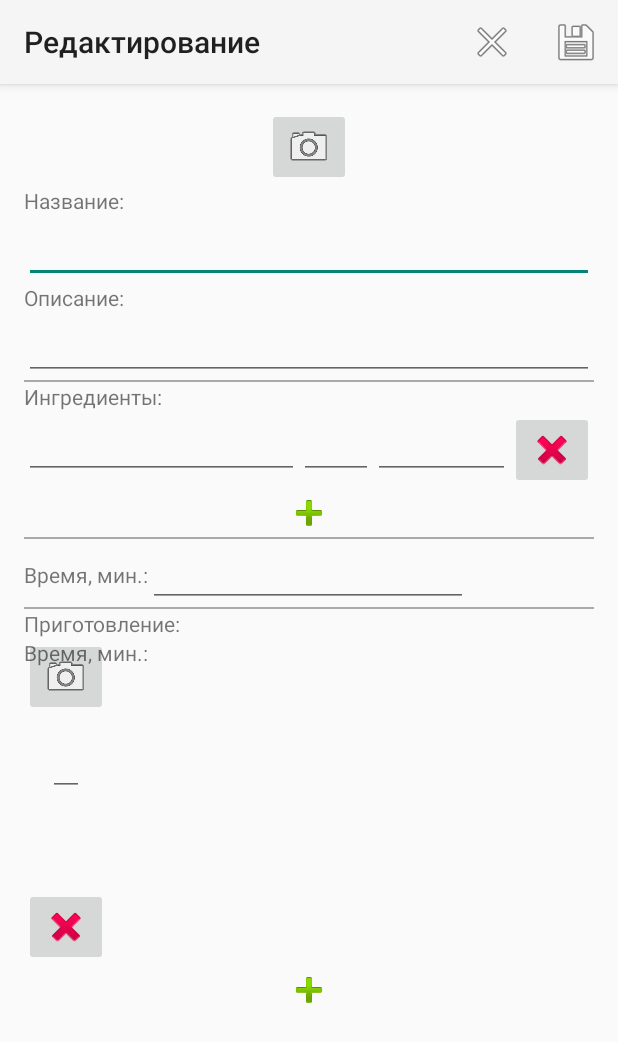
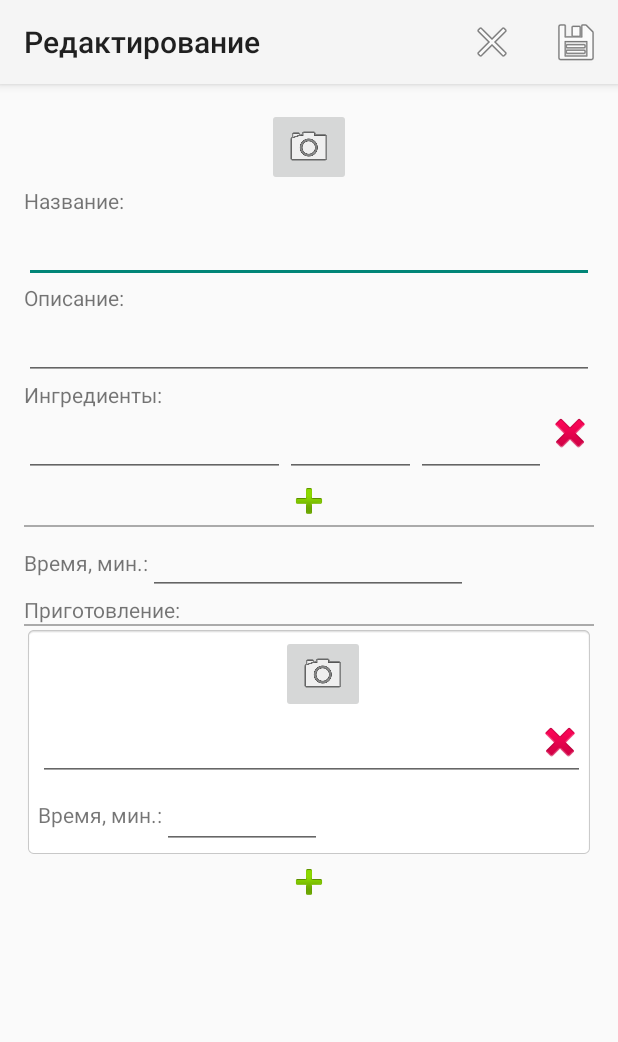
Before and after one commit to elagin/Ladle, an Android app: the EditRecActivity screen opened directly, with no data from a screen before it, on a phone screen of 412 x 824 dp. Shown: the top 1042 px of the screen. Run offline under Robolectric (Android 15) with nearby library versions, the phone set to English and light mode, and no system bars.

Commit message:
Исправления верстки экранов.

```diff
--- a/app/src/main/java/com/pavel/elagin/ladle/Activites/EditRecActivity.java
+++ b/app/src/main/java/com/pavel/elagin/ladle/Activites/EditRecActivity.java
@@ -3,13 +3,13 @@ package com.pavel.elagin.ladle.Activites;
 import android.content.ActivityNotFoundException;
 import android.content.Intent;
 import android.database.Cursor;
-import android.graphics.Bitmap;
 import android.net.Uri;
 import android.os.Build;
 import android.os.Bundle;
 import android.provider.MediaStore;
 import android.support.v7.app.AppCompatActivity;
 import android.support.v7.widget.PopupMenu;
+import android.util.Log;
 import android.view.LayoutInflater;
 import android.view.Menu;
 import android.view.MenuItem;
@@ -150,7 +150,8 @@ public class EditRecActivity extends AppCompatActivity implements View.OnClickLi
                 edit_rec_steps.setText(recipe.getSteps());
             else
                 edit_rec_steps.setVisibility(View.GONE);
-            edit_rec_total_time_count.setText(recipe.getTotalTime().toString());
+            if (recipe.getTotalTime() != null && recipe.getTotalTime().toString().length() > 0)
+                edit_rec_total_time_count.setText(recipe.getTotalTime().toString());
             List<Recipe.Ingredient> ingredientList = recipe.getIngredients();
             for (int i = 0; i < ingredientList.size(); i++) {
                 Recipe.Ingredient item = ingredientList.get(i);
@@ -291,7 +292,7 @@ public class EditRecActivity extends AppCompatActivity implements View.OnClickLi
 
     private void addStep(Recipe.Step step) {
         final int index = edit_rec_steps_table.getChildCount();
-        TableRow row = (TableRow) LayoutInflater.from(this).inflate(R.layout.prepare_step_row_constrain, null);
+        TableRow row = (TableRow) LayoutInflater.from(this).inflate(R.layout.prepare_step_row, null);
         ImageButton image_view_step = (ImageButton) row.findViewById(R.id.step_photo_img);
         image_view_step.setOnClickListener(new View.OnClickListener() {
             @Override
@@ -360,6 +361,10 @@ public class EditRecActivity extends AppCompatActivity implements View.OnClickLi
                     View row = edit_rec_steps_table.getChildAt(i);
                     if (row.getId() == v.getId()) {
                         edit_rec_steps_table.removeViewAt(i);
+                        if (recipeID != null) {
+                            Recipe recipe = MyApp.getRecipe(recipeID);
+                            recipe.deleteStep(v.getId());
+                        }
                         break;
                     }
                 }
@@ -369,7 +374,7 @@ public class EditRecActivity extends AppCompatActivity implements View.OnClickLi
 
     private void addIng(String name, Double count, String unit) {
         final int index = table.getChildCount();
-
+        Log.d(TAG, "addIng: " + String.valueOf(index));
         TableRow row = (TableRow) LayoutInflater.from(this).inflate(R.layout.rec_ing_row, null);
         if (name != null)
             ((TextView) row.findViewById(R.id.ing_name)).setText(name);
@@ -389,8 +394,6 @@ public class EditRecActivity extends AppCompatActivity implements View.OnClickLi
                     View row = table.getChildAt(i);
                     if (row.getId() == v.getId()) {
                         table.removeViewAt(i);
-                        Recipe recipe = MyApp.getRecipe(recipeID);
-                        recipe.deleteStep(v.getId());
                         break;
                     }
                 }
--- a/app/src/main/res/layout/content_edit_rec.xml
+++ b/app/src/main/res/layout/content_edit_rec.xml
@@ -27,6 +27,7 @@
                 android:id="@+id/constraintLayout"
                 android:layout_width="match_parent"
                 android:layout_height="wrap_content">
+
                 <ImageButton
                     android:id="@+id/image_main"
                     android:layout_width="wrap_content"
@@ -34,7 +35,7 @@
                     android:layout_centerHorizontal="true"
                     android:layout_centerVertical="true"
                     android:src="@drawable/ic_menu_camera"
-                    tools:layout_editor_absoluteY="12dp"
+                    tools:layout_editor_absoluteY="109dp"
                     app:layout_constraintLeft_toLeftOf="parent"
                     app:layout_constraintRight_toRightOf="parent" />
 
@@ -78,13 +79,8 @@
                 android:id="@+id/edit_rec_descr"
                 android:layout_width="match_parent"
                 android:layout_height="wrap_content"
-                android:inputType="text"
-                android:minLines="1"/>
-
-            <View
-                android:layout_width="match_parent"
-                android:layout_height="1dp"
-                android:background="@android:color/darker_gray"/>
+                android:scrollHorizontally="false"
+                android:inputType="textMultiLine"/>
 
             <TextView
                 android:id="@+id/textView3"
@@ -129,16 +125,16 @@
                     android:inputType="number"/>
             </LinearLayout>
 
-            <View
-                android:layout_width="match_parent"
-                android:layout_height="1dp"
-                android:background="@android:color/darker_gray"/>
-
             <TextView
                 android:id="@+id/textView5"
                 android:layout_width="wrap_content"
                 android:layout_height="wrap_content"
                 android:text="@string/preparation"/>
+
+            <View
+                android:layout_width="match_parent"
+                android:layout_height="1dp"
+                android:background="@android:color/darker_gray"/>
 
             <EditText
                 android:id="@+id/edit_rec_steps"
@@ -150,6 +146,8 @@
             <TableLayout
                 android:id="@+id/edit_rec_steps_table"
                 android:layout_width="match_parent"
+                android:stretchColumns="*"
+                android:shrinkColumns="*"
                 android:layout_height="wrap_content">
             </TableLayout>
 
--- a/app/src/main/res/layout/prepare_step_row.xml
+++ b/app/src/main/res/layout/prepare_step_row.xml
@@ -1,8 +1,8 @@
 <TableRow xmlns:android="http://schemas.android.com/apk/res/android"
           xmlns:app="http://schemas.android.com/apk/res-auto"
-          xmlns:tools="http://schemas.android.com/tools"
           android:layout_width="match_parent"
           android:layout_height="wrap_content"
+          android:background="@android:drawable/editbox_background_normal"
           android:orientation="horizontal">
 
     <RelativeLayout
@@ -13,14 +13,13 @@
         <LinearLayout
             android:layout_width="match_parent"
             android:layout_height="wrap_content"
-            android:layout_alignParentLeft="false"
-            android:background="@android:color/holo_blue_dark"
-            android:orientation="vertical">
+            android:orientation="vertical"
+            android:layout_alignParentLeft="true"
+            android:layout_toLeftOf="@+id/dell_step">
 
             <RelativeLayout
                 android:layout_width="match_parent"
-                android:layout_height="wrap_content"
-                android:background="@android:color/holo_green_dark">
+                android:layout_height="wrap_content">
 
                 <ImageButton
                     android:id="@+id/step_photo_img"
@@ -44,14 +43,12 @@
                 android:id="@+id/edit_step_descr"
                 android:layout_width="match_parent"
                 android:layout_height="wrap_content"
-                android:inputType="text"
-                />
+                android:scrollHorizontally="false"
+                android:inputType="textMultiLine"/>
 
             <LinearLayout
                 android:layout_width="match_parent"
                 android:layout_height="wrap_content"
-                android:layout_weight="1"
-                android:background="@android:color/holo_orange_dark"
                 android:orientation="horizontal">
 
                 <TextView
@@ -59,7 +56,6 @@
                     android:layout_width="wrap_content"
                     android:layout_height="wrap_content"
                     android:layout_gravity="center_vertical"
-                    android:layout_weight="0"
                     android:text="@string/time"/>
 
                 <EditText
@@ -69,8 +65,7 @@
                     android:layout_gravity="center_vertical"
                     android:ems="5"
                     android:inputType="time"
-                    android:maxLines="1"
-                    android:text="30"/>
+                    android:maxLines="1"/>
 
             </LinearLayout>
 
@@ -87,12 +82,13 @@
             android:id="@+id/dell_step"
             android:layout_width="wrap_content"
             android:layout_height="wrap_content"
-            android:background="@android:color/holo_purple"
             android:onClick="onClick"
             app:srcCompat="@android:drawable/ic_delete"
             android:layout_alignParentLeft="false"
             android:layout_alignParentRight="true"
-            android:layout_centerVertical="true"/>
+            android:layout_centerVertical="true"
+            android:background="@android:color/transparent"
+            android:layout_margin="@dimen/fab_margin"/>
 
     </RelativeLayout>
 
--- a/app/src/main/res/layout/rec_ing_row.xml
+++ b/app/src/main/res/layout/rec_ing_row.xml
@@ -2,7 +2,7 @@
 <TableRow xmlns:android="http://schemas.android.com/apk/res/android"
           xmlns:app="http://schemas.android.com/apk/res-auto"
           android:layout_width="match_parent"
-          android:layout_height="match_parent">
+          android:layout_height="wrap_content">
 
     <LinearLayout
         android:layout_width="wrap_content"
@@ -15,15 +15,14 @@
             android:layout_height="wrap_content"
             android:inputType="text"
             android:ems="10"
-            android:layout_weight="2"
-            />
+            android:layout_weight="2"/>
 
         <EditText
             android:id="@+id/ing_count"
             android:layout_width="wrap_content"
             android:layout_height="wrap_content"
             android:layout_weight="1"
-            android:ems="3"
+            android:ems="5"
             android:inputType="numberDecimal"/>
 
         <EditText
@@ -40,7 +39,8 @@
             android:layout_height="wrap_content"
             android:layout_weight="0"
             android:onClick="onClick"
-            app:srcCompat="@android:drawable/ic_delete"/>
+            app:srcCompat="@android:drawable/ic_delete"
+            android:background="@android:color/transparent"/>
 
     </LinearLayout>
 
--- a/app/src/main/res/layout/step_view_row.xml
+++ b/app/src/main/res/layout/step_view_row.xml
@@ -21,7 +21,7 @@
             <ImageView
                 android:layout_width="wrap_content"
                 android:layout_height="wrap_content"
-                app:srcCompat="@mipmap/ic_launcher"
+                android:src="@drawable/ic_menu_camera"
                 android:id="@+id/step_photo"
                 android:layout_weight="3"/>
 
@@ -33,7 +33,6 @@
                 android:id="@+id/edit_step_time"
                 android:layout_weight="1"
                 android:maxLines="1"
-                android:text="30"
                 android:layout_gravity="center_vertical"/>
 
         </LinearLayout>
--- a/app/src/main/res/values/strings.xml
+++ b/app/src/main/res/values/strings.xml
@@ -7,6 +7,7 @@
     <string name="rec_ingred">Ингредиенты:</string>
     <string name="time">Время, мин.:</string>
     <string name="time_format">Время: %1$s мин.</string>
+    <string name="time_format_w_mins">%1$s мин.</string>
     <string name="title_activity_main3">Main3Activity</string>
     <string name="rec_name_ing_is_empty">Не указано название ингредиента.</string>
     <string name="rec_volume_ing_is_empty">Не указан объем ингредиента.</string>
```
Also changed, not shown: app/src/main/java/com/pavel/elagin/ladle/Activites/ViewRecActivity.java (+9 -2 lines), app/src/main/java/com/pavel/elagin/ladle/Recipe.java (+7 -5 lines).
